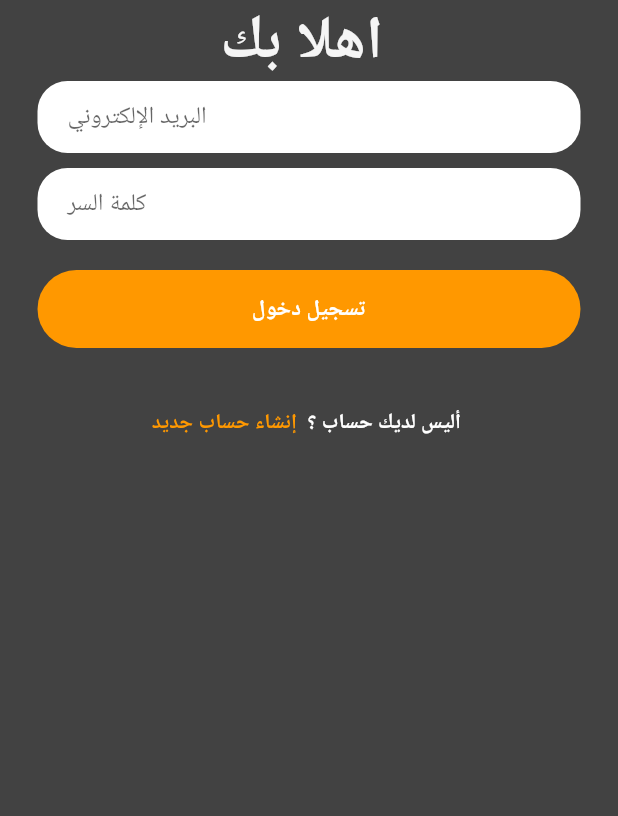
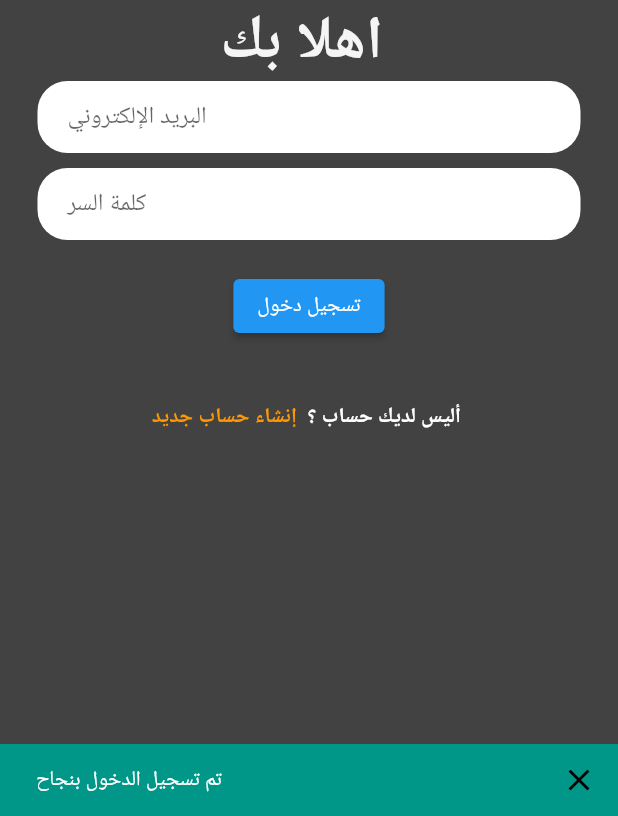
Before and after one commit to nongtr/Lyland, a Flutter app: the screen it shows after launch, after a tap on "تسجيل دخول", on a phone screen of 412 x 824 dp, the part 420-1236 px from its top. Run offline on Flutter 3.47's test engine with Material 2 defaults, Android fonts, the phone set to English and light mode, and no system bars; our stand-ins replace cloud_firestore, firebase_auth, firebase_core, firebase_storage, image_picker, table_calendar; accounts and stored records are empty; network calls fail.

```diff
--- a/lib/Screens/login_screen.dart
+++ b/lib/Screens/login_screen.dart
@@ -17,8 +17,8 @@ class _login_screenState extends State<login_screen> {
 
   Future Signin() async {
     await FirebaseAuth.instance.signInWithEmailAndPassword(
-        email: _emailController.text.trim(),
-        password: _passwordController.text.trim());
+        email: _emailController.text,
+        password: _passwordController.text);
     route();
   }
 
@@ -31,16 +31,16 @@ class _login_screenState extends State<login_screen> {
         .then((DocumentSnapshot documentSnapshot) {
       if (documentSnapshot.exists) {
         if (documentSnapshot.get('role') == "زبون") {
-          Navigator.pushReplacementNamed(context, 'customerScreen');
+          Navigator.pushNamed(context, 'customerScreen');
         } else {
-          Navigator.pushReplacementNamed(context, 'POwnerScreen');
+          Navigator.pushNamed(context, 'POwnerScreen');
         }
       }
     });
   }
 
   void openSignUpScreen() {
-    Navigator.of(context).pushReplacementNamed('signUpScreen');
+    Navigator.of(context).pushNamed('signUpScreen');
   }
 
   @override
@@ -125,7 +125,35 @@ class _login_screenState extends State<login_screen> {
                 ),
 
                 //////////////////////sign-in box//////////////////////////////
-                Padding(
+                Container(
+                  child: Center(
+                    child: ElevatedButton(
+                      onPressed: (){
+                      Signin;
+                      if(_emailController==null || _passwordController==null) {
+                        final invalidSnackBar = SnackBar(
+                          showCloseIcon: true,
+                            backgroundColor: Colors.red,
+                            content: Text('حدث خطأ ما, يرحى المحاولة من جديد'));
+                        ScaffoldMessenger.of(context).showSnackBar(
+                            invalidSnackBar);
+                      }
+                      else{
+                        final validSnackBar = SnackBar(
+                          showCloseIcon: true,
+                            backgroundColor: Colors.teal,
+                            content: Text('تم تسجيل الدخول بنجاح'));
+                        ScaffoldMessenger.of(context).showSnackBar(
+                            validSnackBar);
+                      }
+
+
+                    },
+                        child: Text('تسجيل دخول'),
+                    ),
+                  ),
+                ),
+               /* Padding(
                   padding: EdgeInsets.symmetric(horizontal: 25),
                   child: GestureDetector(
                     onTap: Signin,
@@ -145,7 +173,7 @@ class _login_screenState extends State<login_screen> {
                       ),
                     ),
                   ),
-                ),
+                ),*/
 
                 SizedBox(
                   height: 40,
--- a/lib/main.dart
+++ b/lib/main.dart
@@ -14,15 +14,13 @@ void main() async {
 }
 
 class LyLand extends StatelessWidget {
-  const LyLand({Key? key}) : super(key: key);
-
   @override
   Widget build(BuildContext context) {
     return MaterialApp(
       routes: {
-        '/': (context) => const Auth(),
+        '/': (context) =>  const login_screen(),
         'signUpScreen': (context) => const SignUpScreen(),
-        'loginScreen': (context) => const login_screen(),
+        'AuthScreen': (context) => const Auth(),
         'customerScreen': (context) => const Customer_Screen(),
         'POwnerScreen': (context) => const ProOwnerSc(),
         'addPropertyScreen': (context) => const addProberty(),
```
Also changed, not shown: lib/Screens/PO/add_proberty_screen.dart (+22 -27 lines).
